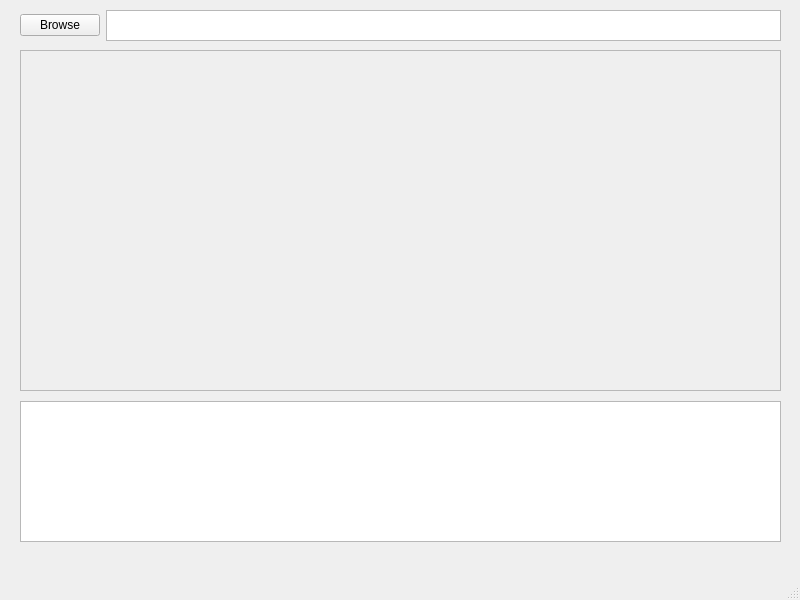
nickmatthews713/dj-ripper, file ui/dj_ripper.ui: the form before one commit.
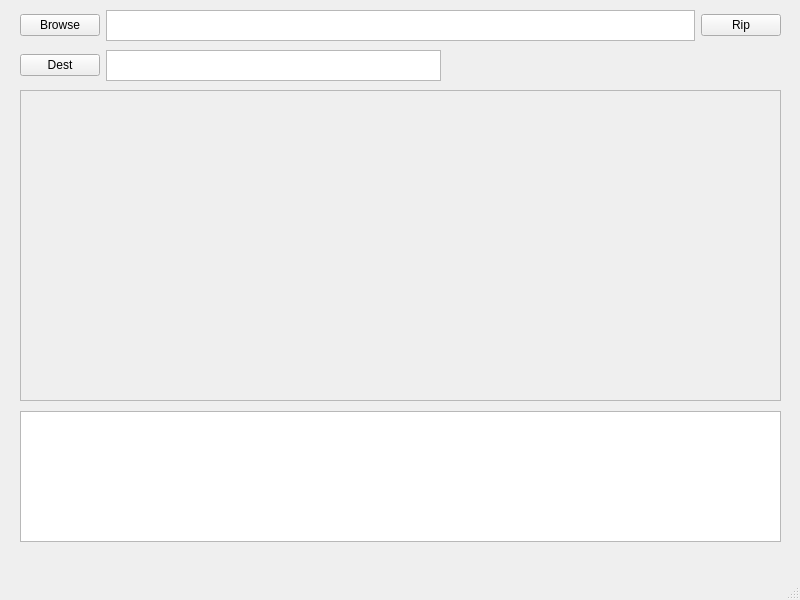
The form after the commit.

Commit message: sam pregame with me

```diff
--- a/ui/dj_ripper.ui
+++ b/ui/dj_ripper.ui
@@ -32,7 +32,17 @@
       </widget>
      </item>
      <item>
-      <widget class="QTextBrowser" name="textBrowser"/>
+      <widget class="QTextBrowser" name="filePathDisplay"/>
+     </item>
+     <item>
+      <widget class="QPushButton" name="ripButton">
+       <property name="styleSheet">
+        <string notr="true"/>
+       </property>
+       <property name="text">
+        <string>Rip</string>
+       </property>
+      </widget>
      </item>
     </layout>
    </widget>
@@ -40,9 +50,9 @@
     <property name="geometry">
      <rect>
       <x>20</x>
-      <y>401</y>
+      <y>411</y>
       <width>761</width>
-      <height>141</height>
+      <height>131</height>
      </rect>
     </property>
    </widget>
@@ -50,9 +60,9 @@
     <property name="geometry">
      <rect>
       <x>20</x>
-      <y>50</y>
+      <y>90</y>
       <width>761</width>
-      <height>341</height>
+      <height>311</height>
      </rect>
     </property>
     <property name="widgetResizable">
@@ -64,11 +74,33 @@
        <x>0</x>
        <y>0</y>
        <width>759</width>
-       <height>339</height>
+       <height>309</height>
       </rect>
      </property>
     </widget>
    </widget>
+   <widget class="QWidget" name="horizontalLayoutWidget_2">
+    <property name="geometry">
+     <rect>
+      <x>20</x>
+      <y>50</y>
+      <width>421</width>
+      <height>31</height>
+     </rect>
+    </property>
+    <layout class="QHBoxLayout" name="horizontalLayout_2">
+     <item>
+      <widget class="QPushButton" name="destButton">
+       <property name="text">
+        <string>Dest</string>
+       </property>
+      </widget>
+     </item>
+     <item>
+      <widget class="QTextBrowser" name="destPathDisplay"/>
+     </item>
+    </layout>
+   </widget>
   </widget>
   <widget class="QMenuBar" name="menubar">
    <property name="geometry">
```
Left out of the diff: 42 changed lines with no effect on the pictures. The commit also changes 2 other files.
